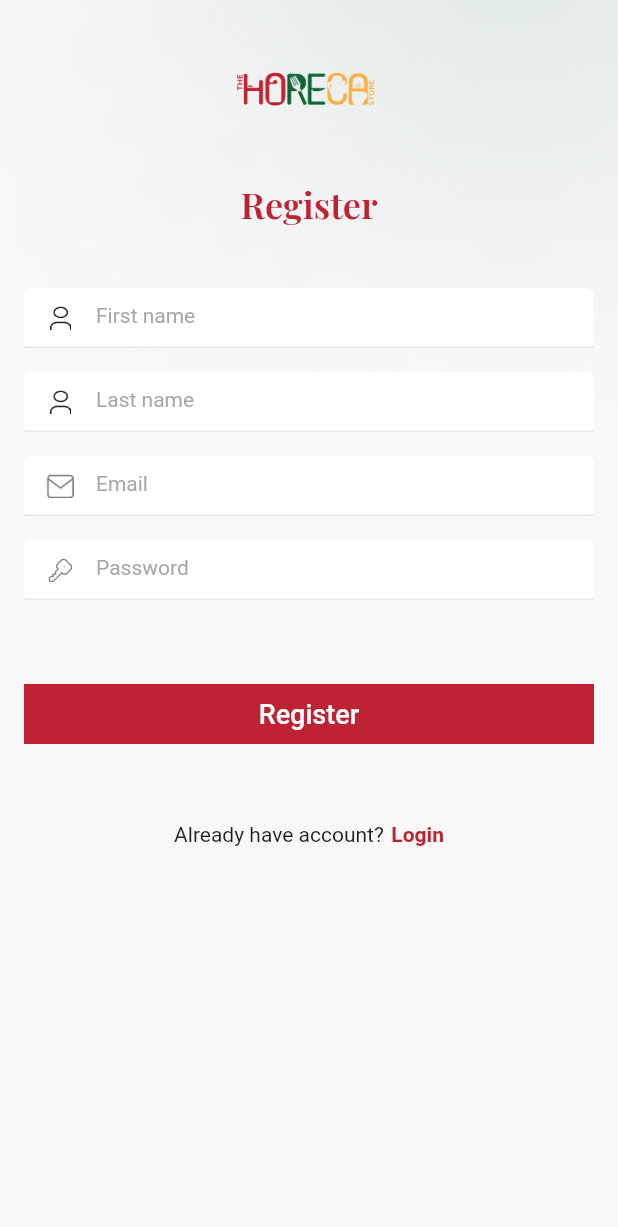
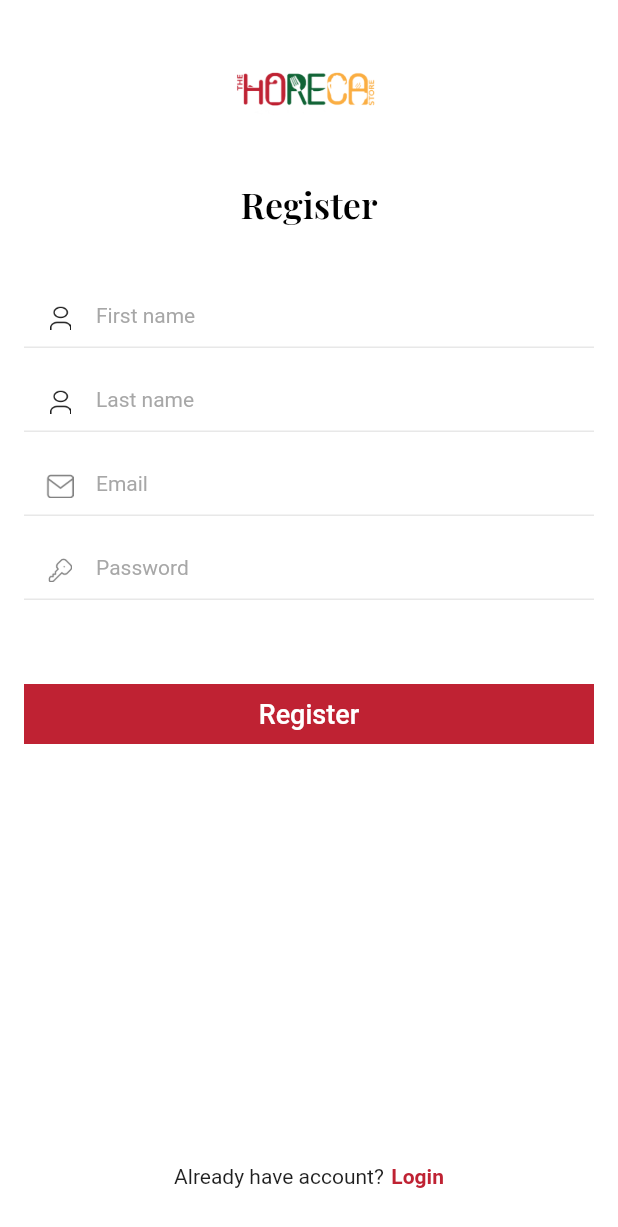
Before and after one commit to Lokendra16/horecca, a Flutter app: the LoginScreen screen opened by its route, after a tap on "Don't Have An Account?", on a phone screen of 412 x 824 dp. Shown: the top 1227 px of the screen. Run offline on Flutter 3.47's test engine with Material 2 defaults, Android fonts, the phone set to English and light mode, and no system bars; our stand-ins replace badges, cached_network_image, dio, flutter_html, flutter_native_splash, flutter_rating_bar and 11 more; accounts and stored records are empty; generated files the repository leaves out were written again; network calls fail; Roboto replaces fonts that are missing (SF Pro Rounded); statements that could not run were skipped.

Commit message:
changes ui on register screen

```diff
--- a/lib/app/modules/login_screen/view/login_screen.dart
+++ b/lib/app/modules/login_screen/view/login_screen.dart
@@ -29,6 +29,7 @@ class LoginScreen extends StatelessWidget {
         },
         child: Scaffold(
           backgroundColor: ColorName.white,
+          resizeToAvoidBottomInset: false,
           body: SafeArea(
             child: Column(
               crossAxisAlignment: CrossAxisAlignment.center,
--- a/lib/app/modules/signup_screen/view/signup_screen.dart
+++ b/lib/app/modules/signup_screen/view/signup_screen.dart
@@ -19,15 +19,12 @@ class SignupScreen extends StatelessWidget {
   Widget build(BuildContext context) {
     Size size = MediaQuery.of(context).size;
     return Scaffold(
+      backgroundColor: ColorName.white,
+      resizeToAvoidBottomInset: false,
       body: SafeArea(
         child: Container(
-          decoration: BoxDecoration(
-            image: DecorationImage(
-              image: AssetImage(Assets.images.loginImage.path),
-              fit: BoxFit.cover,
+          decoration: const BoxDecoration(
           ),
-          ),
-          child: SingleChildScrollView(
           child: Column(
             crossAxisAlignment: CrossAxisAlignment.center,
             children: [
@@ -51,7 +48,7 @@ class SignupScreen extends StatelessWidget {
                 padding: const EdgeInsets.only(top: 40,),
                 child: Text(
                   AppLocalizations.of(context).register,
-                    style: AppThemeData.font24Weight600PlayfairCardinal,
+                  style: AppThemeData.font24Weight600PlayfairCardinal.copyWith(color: Colors.black,fontSize: 24),
                 ),
               ),
               Padding(
@@ -140,9 +137,9 @@ class SignupScreen extends StatelessWidget {
                       primaryBtnText: AppLocalizations.of(context).register,
                     )),
               ),
-
+              const Spacer(),
               Padding(
-                  padding: const EdgeInsets.only(left: 16, right: 16,top: 40),
+                padding: const EdgeInsets.only(left: 16, right: 16,bottom: 20),
                 child: UserAccessWidget(
                   onPressed: () {
                     Get.toNamed(AppRoutes.loginScreen);
@@ -155,7 +152,6 @@ class SignupScreen extends StatelessWidget {
           ),
         ),
       ),
-      ),
     );
   }
 }
```
Lines whose indentation alone changed are shown as unchanged.
